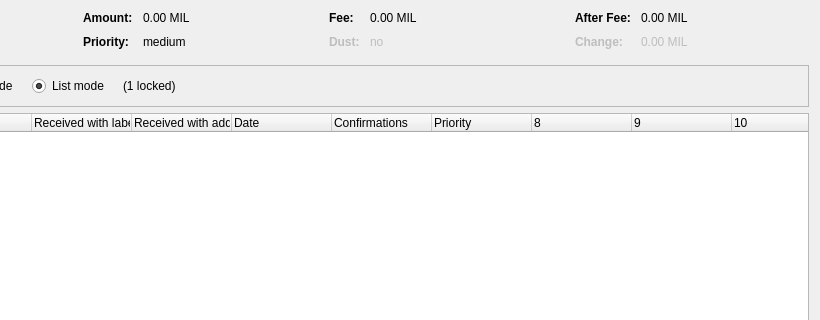
First picture: the form in src/qt/forms/coincontroldialog.ui, repository who-biz/bitcoin, before the edit; both pictures show x 180 to 1000 and y 0 to 320 of the 1000 by 500 pixel window.
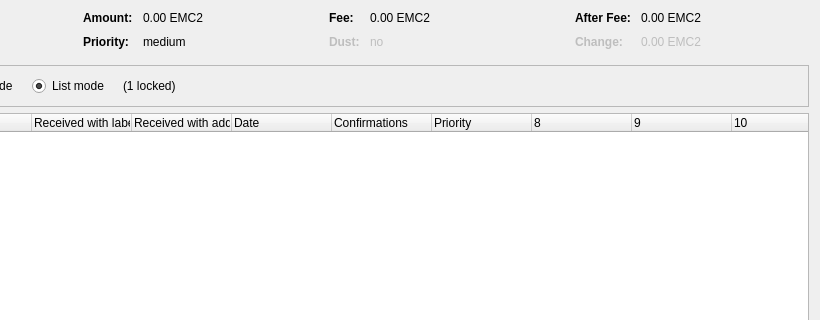
Second picture: the form after the edit. Custom widgets are drawn as their Qt base class.

Diff of the .ui file:
```diff
--- a/src/qt/forms/coincontroldialog.ui
+++ b/src/qt/forms/coincontroldialog.ui
@@ -132,7 +132,7 @@
           <enum>Qt::ActionsContextMenu</enum>
          </property>
          <property name="text">
-          <string notr="true">0.00 MIL</string>
+          <string notr="true">0.00 EMC2</string>
          </property>
          <property name="textInteractionFlags">
           <set>Qt::LinksAccessibleByMouse|Qt::TextSelectableByKeyboard|Qt::TextSelectableByMouse</set>
@@ -206,7 +206,7 @@
           <enum>Qt::ActionsContextMenu</enum>
          </property>
          <property name="text">
-          <string notr="true">0.00 MIL</string>
+          <string notr="true">0.00 EMC2</string>
          </property>
          <property name="textInteractionFlags">
           <set>Qt::LinksAccessibleByMouse|Qt::TextSelectableByKeyboard|Qt::TextSelectableByMouse</set>
@@ -286,7 +286,7 @@
           <enum>Qt::ActionsContextMenu</enum>
          </property>
          <property name="text">
-          <string notr="true">0.00 MIL</string>
+          <string notr="true">0.00 EMC2</string>
          </property>
          <property name="textInteractionFlags">
           <set>Qt::LinksAccessibleByMouse|Qt::TextSelectableByKeyboard|Qt::TextSelectableByMouse</set>
@@ -321,7 +321,7 @@
           <enum>Qt::ActionsContextMenu</enum>
          </property>
          <property name="text">
-          <string notr="true">0.00 MIL</string>
+          <string notr="true">0.00 EMC2</string>
          </property>
          <property name="textInteractionFlags">
           <set>Qt::LinksAccessibleByMouse|Qt::TextSelectableByKeyboard|Qt::TextSelectableByMouse</set>
```
